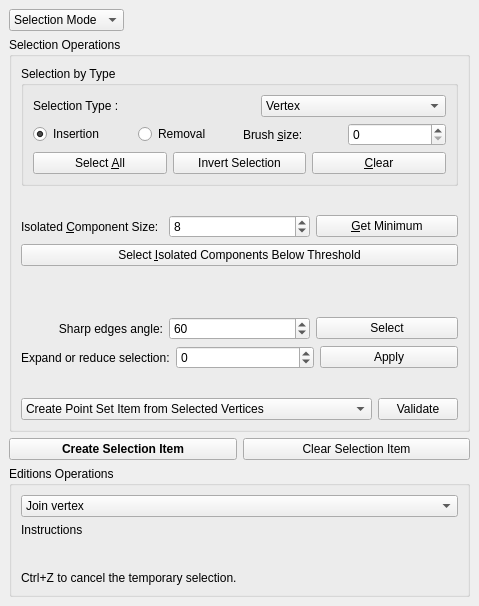
First picture: the form in Polyhedron/demo/Polyhedron/Plugins/PMP/Selection_widget.ui, repository CGAL/cgal, before the edit.
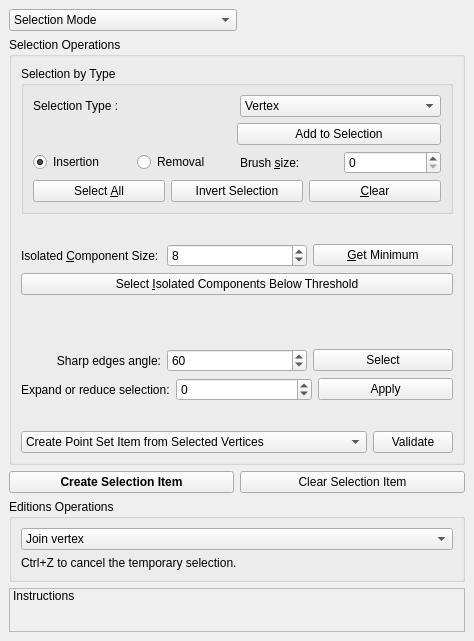
Second picture: the form after the edit.

```diff
--- a/Polyhedron/demo/Polyhedron/Plugins/PMP/Selection_widget.ui
+++ b/Polyhedron/demo/Polyhedron/Plugins/PMP/Selection_widget.ui
@@ -6,8 +6,8 @@
    <rect>
     <x>0</x>
     <y>0</y>
-    <width>479</width>
-    <height>606</height>
+    <width>474</width>
+    <height>641</height>
    </rect>
   </property>
   <property name="windowTitle">
@@ -16,7 +16,7 @@
   <widget class="QWidget" name="dockWidgetContents">
    <layout class="QVBoxLayout" name="verticalLayout">
     <item>
-     <layout class="QHBoxLayout" name="horizontalLayout_10">
+     <layout class="QHBoxLayout" name="horizontalLayout_10" stretch="1,1">
       <item>
        <widget class="QComboBox" name="modeBox">
         <item>
@@ -61,7 +61,9 @@
            </property>
            <layout class="QVBoxLayout" name="verticalLayout_5">
             <item>
-             <layout class="QHBoxLayout" name="horizontalLayout_9">
+             <layout class="QVBoxLayout" name="verticalLayout_11" stretch="0,0">
+              <item>
+               <layout class="QHBoxLayout" name="horizontalLayout_9" stretch="1,1">
               <item>
                <widget class="QLabel" name="label_2">
                 <property name="text">
@@ -69,19 +71,6 @@
                 </property>
                </widget>
               </item>
-              <item>
-               <spacer name="horizontalSpacer">
-                <property name="orientation">
-                 <enum>Qt::Horizontal</enum>
-                </property>
-                <property name="sizeHint" stdset="0">
-                 <size>
-                  <width>40</width>
-                  <height>20</height>
-                 </size>
-                </property>
-               </spacer>
-              </item>
               <item>
                <widget class="QComboBox" name="Selection_type_combo_box">
                 <item>
@@ -101,10 +90,47 @@
                 </item>
                 <item>
                  <property name="text">
-                  <string>Selected components (facet)</string>
-                 </property>
-                </item>
-               </widget>
+                    <string>Selected Components (facet)</string>
+                   </property>
+                  </item>
+                  <item>
+                   <property name="text">
+                    <string>Path Between Vertices</string>
+                   </property>
+                  </item>
+                 </widget>
+                </item>
+               </layout>
+              </item>
+              <item>
+               <layout class="QHBoxLayout" name="horizontalLayout_11" stretch="1,1">
+                <item>
+                 <spacer name="horizontalSpacer_3">
+                  <property name="orientation">
+                   <enum>Qt::Horizontal</enum>
+                  </property>
+                  <property name="sizeHint" stdset="0">
+                   <size>
+                    <width>40</width>
+                    <height>20</height>
+                   </size>
+                  </property>
+                 </spacer>
+                </item>
+                <item>
+                 <widget class="QPushButton" name="Add_to_selection_button">
+                  <property name="sizePolicy">
+                   <sizepolicy hsizetype="Minimum" vsizetype="Fixed">
+                    <horstretch>0</horstretch>
+                    <verstretch>0</verstretch>
+                   </sizepolicy>
+                  </property>
+                  <property name="text">
+                   <string>Add to Selection</string>
+                  </property>
+                 </widget>
+                </item>
+               </layout>
               </item>
              </layout>
             </item>
@@ -433,7 +459,7 @@
       </property>
       <layout class="QVBoxLayout" name="verticalLayout_8">
        <item>
-        <layout class="QVBoxLayout" name="verticalLayout_9" stretch="0,1,0">
+        <layout class="QVBoxLayout" name="verticalLayout_9" stretch="0,0">
          <item>
           <widget class="QComboBox" name="editionBox">
            <item>
@@ -494,24 +520,39 @@
           </widget>
          </item>
          <item>
+          <widget class="QLabel" name="label_4">
+           <property name="text">
+            <string>Ctrl+Z to cancel the temporary selection.</string>
+           </property>
+          </widget>
+         </item>
+        </layout>
+       </item>
+      </layout>
+     </widget>
+    </item>
+    <item>
           <widget class="QLabel" name="instructionsLabel">
+      <property name="frameShape">
+       <enum>QFrame::StyledPanel</enum>
+      </property>
+      <property name="frameShadow">
+       <enum>QFrame::Plain</enum>
+      </property>
+      <property name="lineWidth">
+       <number>1</number>
+      </property>
+      <property name="midLineWidth">
+       <number>0</number>
+      </property>
            <property name="text">
             <string>Instructions 
 
 </string>
            </property>
-          </widget>
-         </item>
-         <item>
-          <widget class="QLabel" name="label_4">
-           <property name="text">
-            <string>Ctrl+Z to cancel the temporary selection.</string>
-           </property>
-          </widget>
-         </item>
-        </layout>
-       </item>
-      </layout>
+      <property name="wordWrap">
+       <bool>true</bool>
+      </property>
      </widget>
     </item>
    </layout>
```
Lines whose indentation alone changed are shown as unchanged.
